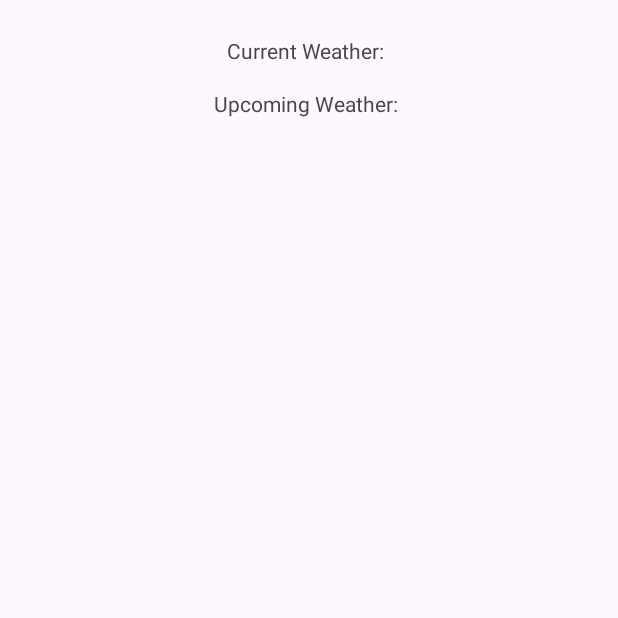
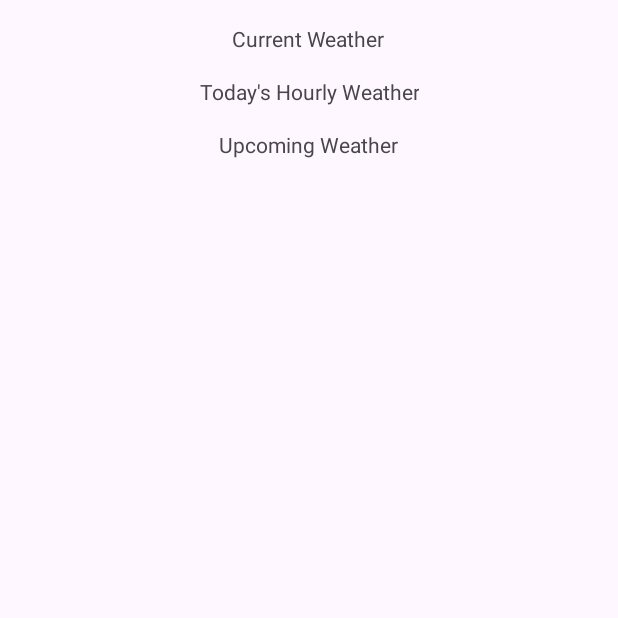
Before and after one commit to seaflana/weather-app, an Android app: the screen it shows after launch (MainActivity), on a phone screen of 412 x 824 dp, the top half of it. Run offline under Robolectric (Android 15) with nearby library versions, the phone set to English and light mode, and no system bars; our stand-ins replace Volley.

Commit message:
include Upcoming Weather segment and some work on Today's Hourly Weather

```diff
--- a/app/src/main/res/layout/activity_main.xml
+++ b/app/src/main/res/layout/activity_main.xml
@@ -1,26 +1,36 @@
 <?xml version="1.0" encoding="utf-8"?>
-<RelativeLayout xmlns:android="http://schemas.android.com/apk/res/android"
-    xmlns:app="http://schemas.android.com/apk/res-auto"
-    xmlns:tools="http://schemas.android.com/tools"
+<LinearLayout
+    xmlns:android="http://schemas.android.com/apk/res/android"
     android:layout_width="match_parent"
     android:layout_height="match_parent"
-    tools:context=".MainActivity">
+    android:orientation="vertical"
+    android:gravity="center_horizontal">
 
+    <!-- Current Weather Segment -->
     <TextView
         android:id="@+id/current_weather"
         android:layout_width="wrap_content"
         android:layout_height="wrap_content"
-        android:text="Current Weather: "
-        android:layout_centerHorizontal="true"
-        android:layout_marginTop="24dp"/>
+        android:text="Current Weather"
+        android:gravity="center"
+        android:layout_marginTop="16dp"/>
 
+    <!-- Today's Hourly Weather Segment -->
+    <TextView
+        android:id="@+id/hourly_weather"
+        android:layout_width="wrap_content"
+        android:layout_height="wrap_content"
+        android:text="Today's Hourly Weather"
+        android:gravity="center"
+        android:layout_marginTop="16dp"/>
+
+    <!-- Upcoming Weather Segment -->
     <TextView
         android:id="@+id/upcoming_weather"
         android:layout_width="wrap_content"
         android:layout_height="wrap_content"
-        android:text="Upcoming Weather: "
-        android:layout_below="@id/current_weather"
-        android:layout_centerHorizontal="true"
+        android:text="Upcoming Weather"
+        android:gravity="center"
         android:layout_marginTop="16dp"/>
 
-</RelativeLayout>
+</LinearLayout>
```
Also changed, not shown: app/src/main/java/com/example/immediate_weather/MainActivity.java (+61 -33 lines).
